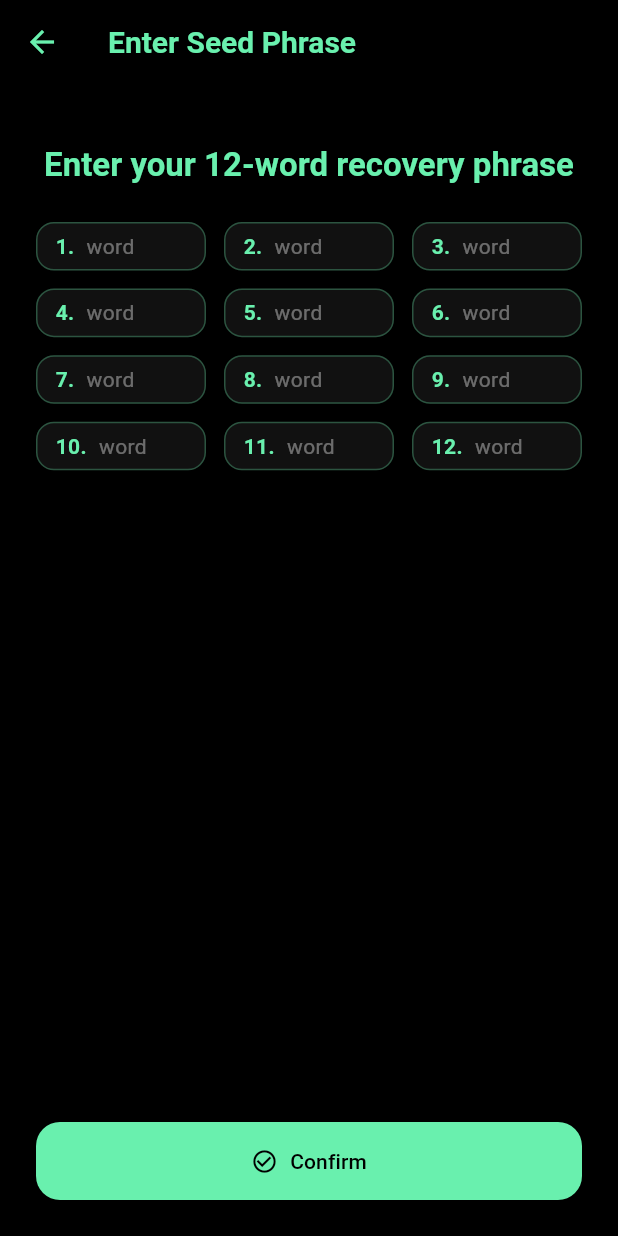
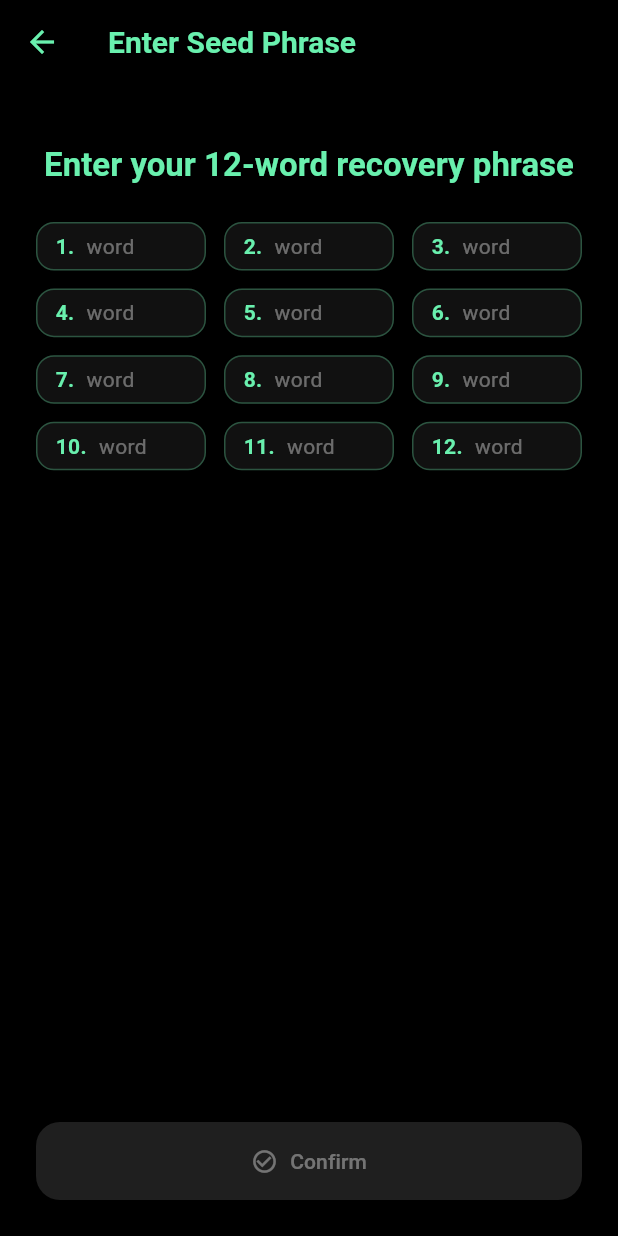
Before and after one commit to fedimint/ecash-app, a Flutter app: the SeedPhraseInput screen opened directly with empty values, on a phone screen of 412 x 824 dp. Run offline on Flutter 3.47's test engine with Material 3 defaults, Android fonts, the phone set to English and light mode, and no system bars; our stand-ins replace flutter_animate, flutter_speed_dial, lottie, qr_flutter, smooth_page_indicator; missing offline and left inert: dart:ffi, flutter_rust_bridge, mobile_scanner, numpad_layout.

Commit message:
feat: button is not clickable when valid seed phrase has not been entered

```diff
--- a/lib/seed_input.dart
+++ b/lib/seed_input.dart
@@ -24,7 +24,7 @@ class _SeedPhraseInputState extends State<SeedPhraseInput> {
     controllers = List.generate(12, (index) {
       final controller = TextEditingController();
       controller.addListener(() {
-        setState(() {}); // Rebuild when text changes to update border styling
+        setState(() {}); // Update UI on input changes
       });
       return controller;
     });
@@ -43,6 +43,13 @@ class _SeedPhraseInputState extends State<SeedPhraseInput> {
     super.dispose();
   }
 
+  bool get isValidSeed {
+    return controllers.every((c) {
+      final word = c.text.trim().toLowerCase();
+      return word.isNotEmpty && widget.validWords.contains(word);
+    });
+  }
+
   Color getBorderColor(int index, ThemeData theme) {
     final word = controllers[index].text.trim().toLowerCase();
     if (word.isEmpty) {
@@ -58,7 +65,7 @@ class _SeedPhraseInputState extends State<SeedPhraseInput> {
     final word = controllers[index].text.trim().toLowerCase();
     if (word.isEmpty) return 1;
     if (!widget.validWords.contains(word)) return 2;
-    return 2.5; // thicker border for valid words
+    return 2.5;
   }
 
   @override
@@ -193,17 +200,24 @@ class _SeedPhraseInputState extends State<SeedPhraseInput> {
                   label: const Text('Confirm'),
                   style: ElevatedButton.styleFrom(
                     padding: const EdgeInsets.symmetric(vertical: 16),
-                    backgroundColor: theme.colorScheme.primary,
-                    foregroundColor: Colors.black,
+                    backgroundColor:
+                        isValidSeed
+                            ? theme.colorScheme.primary
+                            : theme.colorScheme.primary.withOpacity(0.3),
+                    foregroundColor:
+                        isValidSeed ? Colors.black : Colors.black45,
                     shape: RoundedRectangleBorder(
                       borderRadius: BorderRadius.circular(16),
                     ),
                   ),
-                  onPressed: () {
-                    final words =
-                        controllers.map((c) => c.text.trim()).toList();
-                    widget.onConfirm(words);
-                  },
+                  onPressed:
+                      isValidSeed
+                          ? () {
+                            final words =
+                                controllers.map((c) => c.text.trim()).toList();
+                            widget.onConfirm(words);
+                          }
+                          : null,
                 ),
               ),
             ],
```
